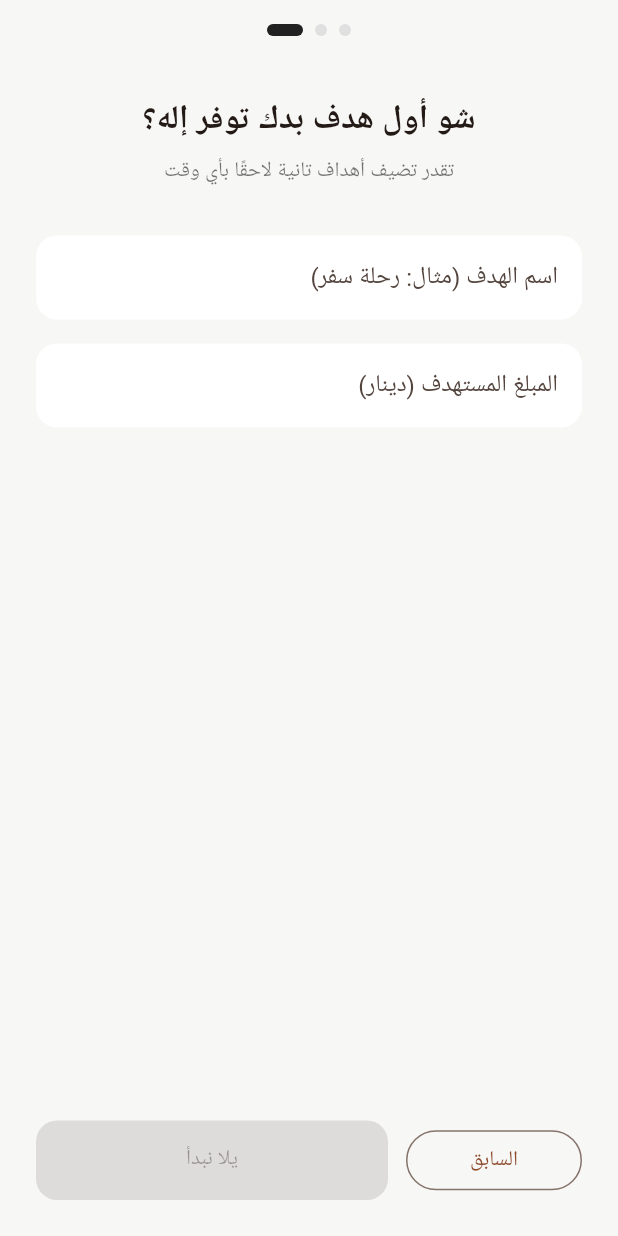
After one commit to Ahmadi22na/finance-savings-agent, a Flutter app: the OnboardingFlowScreen screen opened directly, swiped to page 3, on a phone screen of 412 x 824 dp. The commit adds this screen. Run offline on Flutter 3.47's test engine with Material 3 defaults, Android fonts, the phone set to English and light mode, and no system bars; our stand-ins replace dio, flutter_riverpod, flutter_secure_storage; accounts and stored records are empty; network calls fail; Roboto replaces fonts that are missing (Cairo).

Commit message:
implement flutter authentication and onboarding

```diff
--- a/mobile/lib/main.dart
+++ b/mobile/lib/main.dart
@@ -6,6 +6,7 @@ import 'core/api_client.dart';
 import 'core/providers.dart';
 import 'screens/auth/login_screen.dart';
 import 'screens/home_placeholder_screen.dart';
+import 'screens/onboarding/onboarding_flow_screen.dart';
 
 void main() {
   // ProviderScope لازم يلف كل التطبيق — هو يلي بيخلي كل الـ Providers
@@ -66,7 +67,9 @@ class _SplashScreenState extends ConsumerState<_SplashScreen> {
       final authService = ref.read(authServiceProvider);
       final user = await authService.getCurrentUser();
       ref.read(currentUserProvider.notifier).state = user;
-      _goTo(const HomePlaceholderScreen());
+      _goTo(user.hasCompletedOnboarding
+          ? const HomePlaceholderScreen()
+          : const OnboardingFlowScreen());
     } catch (_) {
       // التوكن موجود بس مو صالح (منتهي الصلاحية مثلاً) — نرجّع المستخدم لتسجيل الدخول
       await ApiClient.clearTokens();
--- /dev/null
+++ b/mobile/lib/screens/onboarding/first_goal_page.dart
@@ -0,0 +1,44 @@
+import 'package:flutter/material.dart';
+
+import '../../widgets/app_text_field.dart';
+
+class FirstGoalPage extends StatelessWidget {
+  final TextEditingController titleController;
+  final TextEditingController amountController;
+
+  const FirstGoalPage({
+    super.key,
+    required this.titleController,
+    required this.amountController,
+  });
+
+  @override
+  Widget build(BuildContext context) {
+    return Padding(
+      padding: const EdgeInsets.all(24),
+      child: Column(
+        crossAxisAlignment: CrossAxisAlignment.stretch,
+        children: [
+          const Text('شو أول هدف بدك توفر إله؟',
+              textAlign: TextAlign.center,
+              style: TextStyle(fontSize: 22, fontWeight: FontWeight.bold)),
+          const SizedBox(height: 8),
+          const Text('تقدر تضيف أهداف تانية لاحقًا بأي وقت',
+              textAlign: TextAlign.center,
+              style: TextStyle(color: Colors.black54)),
+          const SizedBox(height: 32),
+          AppTextField(
+            controller: titleController,
+            label: 'اسم الهدف (مثال: رحلة سفر)',
+          ),
+          const SizedBox(height: 16),
+          AppTextField(
+            controller: amountController,
+            label: 'المبلغ المستهدف (دينار)',
+            keyboardType: const TextInputType.numberWithOptions(decimal: true),
+          ),
+        ],
+      ),
+    );
+  }
+}
--- /dev/null
+++ b/mobile/lib/screens/onboarding/onboarding_flow_screen.dart
@@ -0,0 +1,181 @@
+import 'package:flutter/material.dart';
+import 'package:flutter_riverpod/flutter_riverpod.dart';
+
+import '../../core/providers.dart';
+import '../../core/api_client.dart';
+import '../../models/persona.dart';
+import '../home_placeholder_screen.dart';
+import 'persona_select_page.dart';
+import 'income_type_page.dart';
+import 'first_goal_page.dart';
+
+class OnboardingFlowScreen extends ConsumerStatefulWidget {
+  const OnboardingFlowScreen({super.key});
+
+  @override
+  ConsumerState<OnboardingFlowScreen> createState() => _OnboardingFlowScreenState();
+}
+
+class _OnboardingFlowScreenState extends ConsumerState<OnboardingFlowScreen> {
+  final _pageController = PageController();
+  int _currentPage = 0;
+  bool _isSubmitting = false;
+
+  Persona? _selectedPersona;
+  String? _selectedIncomeType;
+  final _goalTitleController = TextEditingController();
+  final _goalAmountController = TextEditingController();
+
+  static const int _totalPages = 3;
+
+  @override
+  void dispose() {
+    _pageController.dispose();
+    _goalTitleController.dispose();
+    _goalAmountController.dispose();
+    super.dispose();
+  }
+
+  /// هل يقدر المستخدم يكمل من الصفحة الحالية؟ نفس فكرة الـ Validation
+  /// بالـ Backend (model_validator بـ OnboardingComplete) بس على مستوى كل خطوة.
+  bool get _canProceed {
+    switch (_currentPage) {
+      case 0:
+        return _selectedPersona != null;
+      case 1:
+        return _selectedIncomeType != null;
+      case 2:
+        final title = _goalTitleController.text.trim();
+        final amount = double.tryParse(_goalAmountController.text.trim());
+        return title.length >= 2 && amount != null && amount > 0;
+      default:
+        return false;
+    }
+  }
+
+  void _goNext() {
+    if (!_canProceed) return;
+    if (_currentPage == _totalPages - 1) {
+      _submit();
+      return;
+    }
+    _pageController.nextPage(
+      duration: const Duration(milliseconds: 250),
+      curve: Curves.easeInOut,
+    );
+  }
+
+  void _goBack() {
+    if (_currentPage == 0) return;
+    _pageController.previousPage(
+      duration: const Duration(milliseconds: 250),
+      curve: Curves.easeInOut,
+    );
+  }
+
+  Future<void> _submit() async {
+    setState(() => _isSubmitting = true);
+    try {
+      final onboardingService = ref.read(onboardingServiceProvider);
+      final updatedUser = await onboardingService.completeOnboarding(
+        incomeType: _selectedIncomeType!,
+        personaId: _selectedPersona!.id,
+        goalTitle: _goalTitleController.text.trim(),
+        goalTargetAmount: double.parse(_goalAmountController.text.trim()),
+      );
+
+      ref.read(currentUserProvider.notifier).state = updatedUser;
+
+      if (!mounted) return;
+      Navigator.of(context).pushAndRemoveUntil(
+        MaterialPageRoute(builder: (_) => const HomePlaceholderScreen()),
+        (route) => false,
+      );
+    } on ApiException catch (e) {
+      if (!mounted) return;
+      ScaffoldMessenger.of(context).showSnackBar(SnackBar(content: Text(e.message)));
+    } finally {
+      if (mounted) setState(() => _isSubmitting = false);
+    }
+  }
+
+  @override
+  Widget build(BuildContext context) {
+    return Scaffold(
+      body: SafeArea(
+        child: Column(
+          children: [
+            // مؤشر التقدم البسيط (3 نقاط) — نفس فكرة المعاينة الأولى يلي عرضناها بالبداية
+            Padding(
+              padding: const EdgeInsets.symmetric(vertical: 16),
+              child: Row(
+                mainAxisAlignment: MainAxisAlignment.center,
+                children: List.generate(_totalPages, (i) {
+                  final isActive = i == _currentPage;
+                  return AnimatedContainer(
+                    duration: const Duration(milliseconds: 200),
+                    margin: const EdgeInsets.symmetric(horizontal: 4),
+                    width: isActive ? 24 : 8,
+                    height: 8,
+                    decoration: BoxDecoration(
+                      color: isActive ? Colors.black87 : Colors.grey.shade300,
+                      borderRadius: BorderRadius.circular(4),
+                    ),
+                  );
+                }),
+              ),
+            ),
+            Expanded(
+              child: PageView(
+                controller: _pageController,
+                physics: const NeverScrollableScrollPhysics(), // التنقل بس عبر الأزرار، مش سحب
+                onPageChanged: (index) => setState(() => _currentPage = index),
+                children: [
+                  PersonaSelectPage(
+                    selectedPersona: _selectedPersona,
+                    onSelect: (persona) => setState(() => _selectedPersona = persona),
+                  ),
+                  IncomeTypePage(
+                    selectedType: _selectedIncomeType,
+                    onSelect: (type) => setState(() => _selectedIncomeType = type),
+                  ),
+                  FirstGoalPage(
+                    titleController: _goalTitleController,
+                    amountController: _goalAmountController,
+                  ),
+                ],
+              ),
+            ),
+            Padding(
+              padding: const EdgeInsets.all(24),
+              child: Row(
+                children: [
+                  if (_currentPage > 0)
+                    Expanded(
+                      child: OutlinedButton(
+                        onPressed: _isSubmitting ? null : _goBack,
+                        child: const Text('السابق'),
+                      ),
+                    ),
+                  if (_currentPage > 0) const SizedBox(width: 12),
+                  Expanded(
+                    flex: 2,
+                    child: ElevatedButton(
+                      onPressed: (_canProceed && !_isSubmitting) ? _goNext : null,
+                      child: _isSubmitting
+                          ? const SizedBox(
+                              height: 20, width: 20,
+                              child: CircularProgressIndicator(strokeWidth: 2, color: Colors.white),
+                            )
+                          : Text(_currentPage == _totalPages - 1 ? 'يلا نبدأ' : 'التالي'),
+                    ),
+                  ),
+                ],
+              ),
+            ),
+          ],
+        ),
+      ),
+    );
+  }
+}
```
Also changed, not shown: mobile/lib/core/onboarding_providers.dart (added, +11 -0 lines), mobile/lib/screens/auth/login_screen.dart (+7 -1 lines), mobile/lib/screens/auth/register_screen.dart (+4 -4 lines), mobile/lib/screens/home_placeholder_screen.dart (+20 -10 lines), mobile/lib/screens/onboarding/income_type_page.dart (added, +57 -0 lines), mobile/lib/screens/onboarding/persona_select_page.dart (added, +90 -0 lines), mobile/lib/widgets/selectable_card.dart (added, +39 -0 lines).
